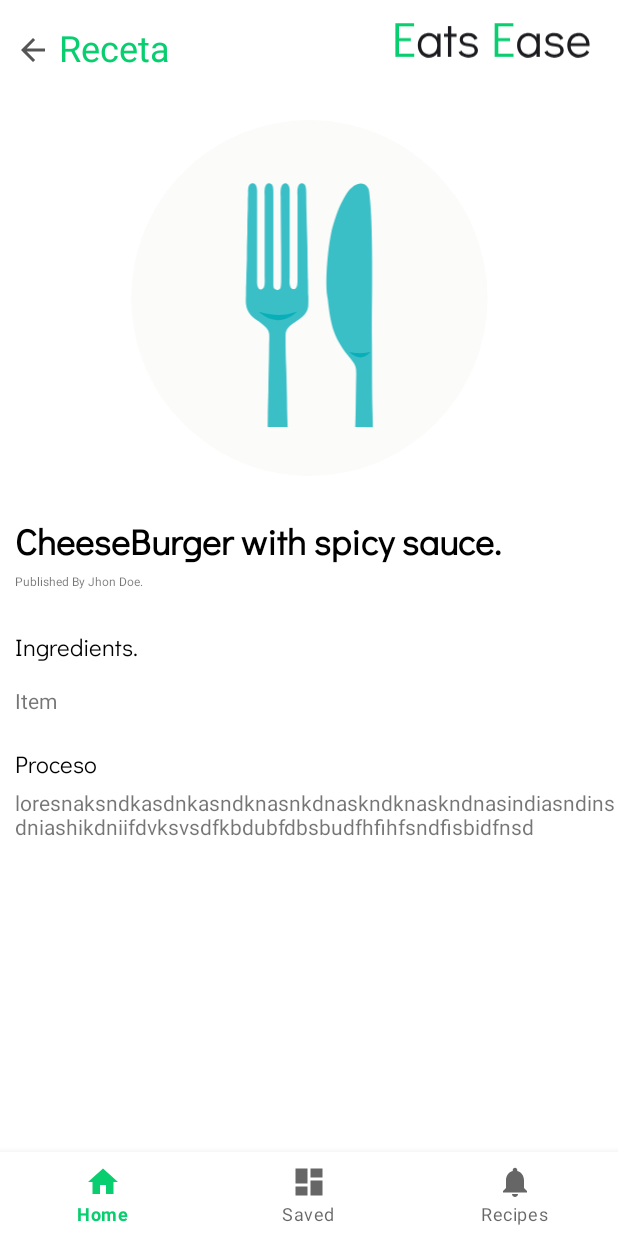
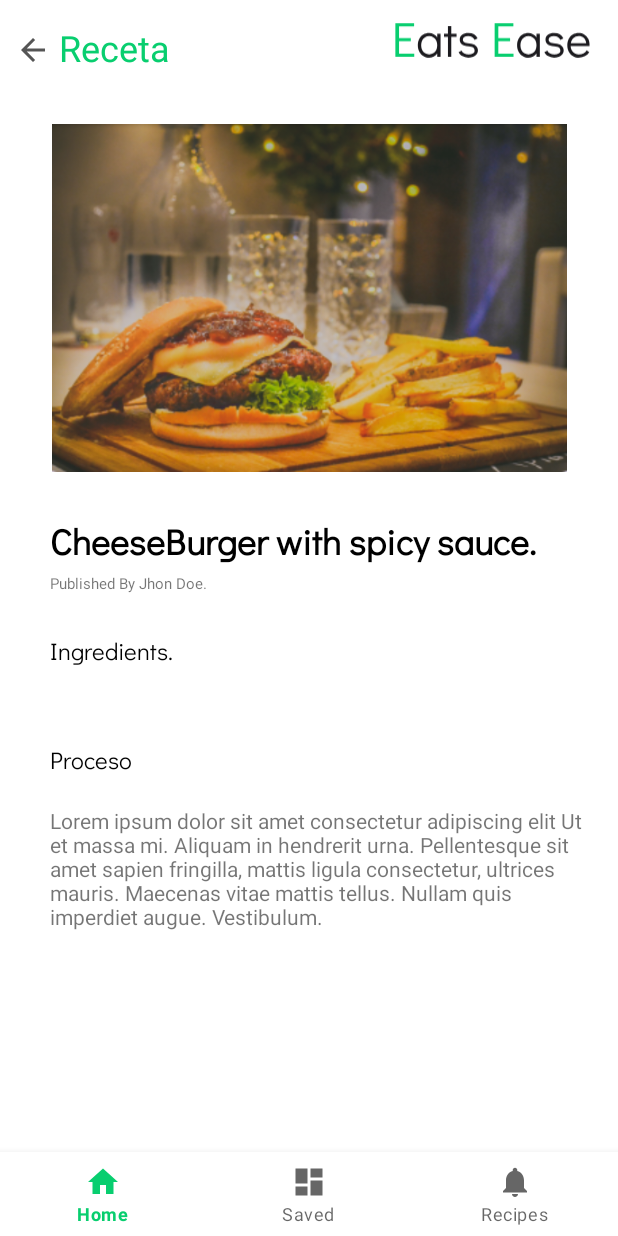
Before and after one commit to RockettSttudio/EE-eats-ease-app, an Android app: the layout fragment_receta.xml on its own in the app's theme, with its tools: preview values and no code run, on a phone screen of 412 x 824 dp. Run offline under Robolectric (Android 15) with nearby library versions, the phone set to English and light mode, and no system bars.

Commit message:
Fragment recipes

```diff
--- a/EatsEase/app/src/main/res/layout/fragment_receta.xml
+++ b/EatsEase/app/src/main/res/layout/fragment_receta.xml
@@ -25,17 +25,18 @@
         app:layout_constraintEnd_toEndOf="parent"
         app:layout_constraintStart_toStartOf="parent"
         app:layout_constraintTop_toTopOf="parent"
-        app:srcCompat="@drawable/svg_layer4" />
+        app:srcCompat="@drawable/hamburguesa" />
 
     <TextView
         android:id="@+id/name_receta"
         android:layout_width="0dp"
         android:layout_height="wrap_content"
-        android:layout_marginStart="10dp"
+        android:layout_marginStart="33dp"
         android:layout_marginTop="25dp"
+        android:layout_marginEnd="10dp"
+        android:fontFamily="@font/didact_gothic"
         android:text="CheeseBurger with spicy sauce."
         android:textColor="@color/blackapp"
-        android:fontFamily="@font/didact_gothic"
         android:textSize="@dimen/big_gap"
         android:textStyle="bold"
         app:layout_constraintEnd_toEndOf="parent"
@@ -46,11 +47,12 @@
         android:id="@+id/description_receta"
         android:layout_width="0dp"
         android:layout_height="wrap_content"
-        android:layout_marginStart="10dp"
+        android:layout_marginStart="33dp"
         android:layout_marginTop="5dp"
+        android:layout_marginEnd="10dp"
         android:text="Published By Jhon Doe."
+        android:textSize="10sp"
         app:layout_constraintEnd_toEndOf="parent"
-        android:textSize="@dimen/min_gap"
         app:layout_constraintHorizontal_bias="1.0"
         app:layout_constraintStart_toStartOf="parent"
         app:layout_constraintTop_toBottomOf="@+id/name_receta" />
@@ -59,11 +61,12 @@
         android:id="@+id/ingerdients_receta"
         android:layout_width="0dp"
         android:layout_height="wrap_content"
-        android:layout_marginStart="10dp"
+        android:layout_marginStart="33dp"
         android:layout_marginTop="25dp"
+        android:layout_marginEnd="10dp"
+        android:fontFamily="@font/didact_gothic"
         android:text="Ingredients."
         android:textColor="@color/blackapp"
-        android:fontFamily="@font/didact_gothic"
         android:textSize="@dimen/medium_gap"
         app:layout_constraintEnd_toEndOf="parent"
         app:layout_constraintStart_toStartOf="parent"
@@ -73,9 +76,10 @@
         android:id="@+id/item_receta"
         android:layout_width="0dp"
         android:layout_height="wrap_content"
-        android:layout_marginStart="10dp"
-        android:layout_marginTop="15dp"
-        android:text="Item"
+        android:layout_marginStart="33dp"
+        android:layout_marginTop="10dp"
+        android:layout_marginEnd="10dp"
+        android:text=""
         app:layout_constraintEnd_toEndOf="parent"
         app:layout_constraintStart_toStartOf="parent"
         app:layout_constraintTop_toBottomOf="@+id/ingerdients_receta" />
@@ -84,11 +88,12 @@
         android:id="@+id/proceso_receta"
         android:layout_width="0dp"
         android:layout_height="wrap_content"
-        android:layout_marginStart="10dp"
+        android:layout_marginStart="33dp"
         android:layout_marginTop="20dp"
+        android:layout_marginEnd="10dp"
+        android:fontFamily="@font/didact_gothic"
         android:text="Proceso"
         android:textColor="@color/blackapp"
-        android:fontFamily="@font/didact_gothic"
         android:textSize="@dimen/medium_gap"
         app:layout_constraintEnd_toEndOf="parent"
         app:layout_constraintStart_toStartOf="parent"
@@ -98,13 +103,16 @@
         android:id="@+id/descripcion_proceso_receta"
         android:layout_width="0dp"
         android:layout_height="wrap_content"
-        android:layout_marginStart="10dp"
+        android:layout_marginStart="33dp"
         android:layout_marginTop="5dp"
-        android:text="loresnaksndkasdnkasndknasnkdnaskndknaskndnasindiasndinsdniashikdniifdvksvsdfkbdubfdbsbudfhfihfsndfisbidfnsd"
+        android:layout_marginEnd="10dp"
+        android:text="Lorem ipsum dolor sit amet consectetur adipiscing elit Ut et massa mi. Aliquam in hendrerit urna. Pellentesque sit amet sapien fringilla, mattis ligula consectetur, ultrices mauris. Maecenas vitae mattis tellus. Nullam quis imperdiet augue. Vestibulum."
+        app:layout_constraintBottom_toTopOf="@+id/nav_view_receta"
         app:layout_constraintEnd_toEndOf="parent"
-        app:layout_constraintHorizontal_bias="0.498"
+        app:layout_constraintHorizontal_bias="0.0"
         app:layout_constraintStart_toStartOf="parent"
-        app:layout_constraintTop_toBottomOf="@+id/proceso_receta" />
+        app:layout_constraintTop_toBottomOf="@+id/proceso_receta"
+        app:layout_constraintVertical_bias="0.091" />
 
     <LinearLayout
         android:id="@+id/linearLayout"
```
Also changed, not shown: EatsEase/app/src/main/res/drawable/hamburguesa.png (added).
